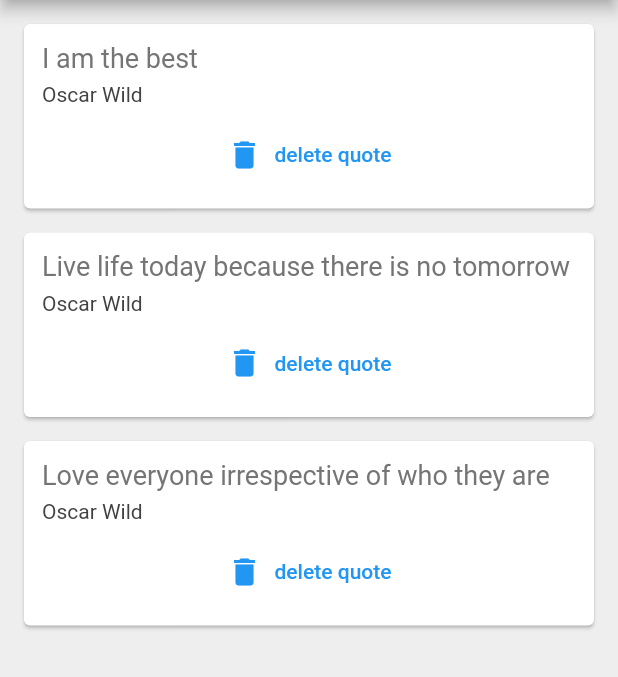
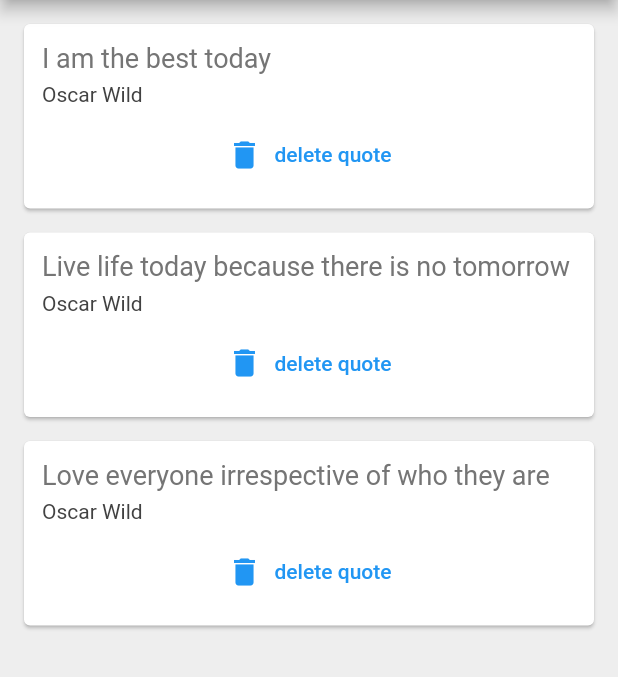
Before and after one commit to Phantom77777/quotes, a Flutter app: the screen it shows after launch, on a phone screen of 412 x 824 dp, the part 84-761 px from its top. Run offline on Flutter 3.47's test engine with Material 2 defaults, Android fonts, the phone set to English and light mode, and no system bars.

Commit message:
Final Commit

```diff
--- a/lib/main.dart
+++ b/lib/main.dart
@@ -16,7 +16,7 @@ class QuoteList extends StatefulWidget {
 class _QuoteListState extends State<QuoteList> {
 
   List<Quote> quotes = [
-    Quote(author: 'Oscar Wild', text: "I am the best"),
+    Quote(author: 'Oscar Wild', text: "I am the best today"),
     Quote(author: 'Oscar Wild', text: "Live life today because there is no tomorrow"),
     Quote(author: 'Oscar Wild', text: "Love everyone irrespective of who they are"),
 
```
